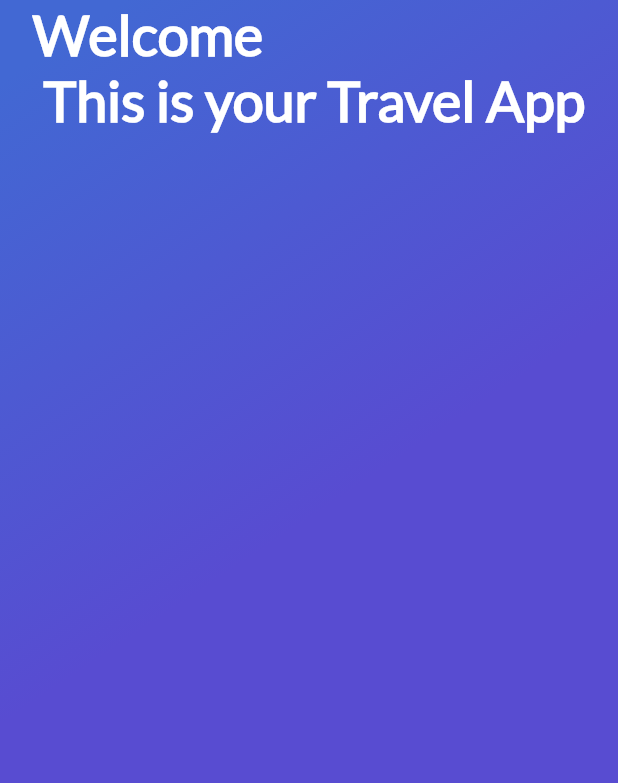
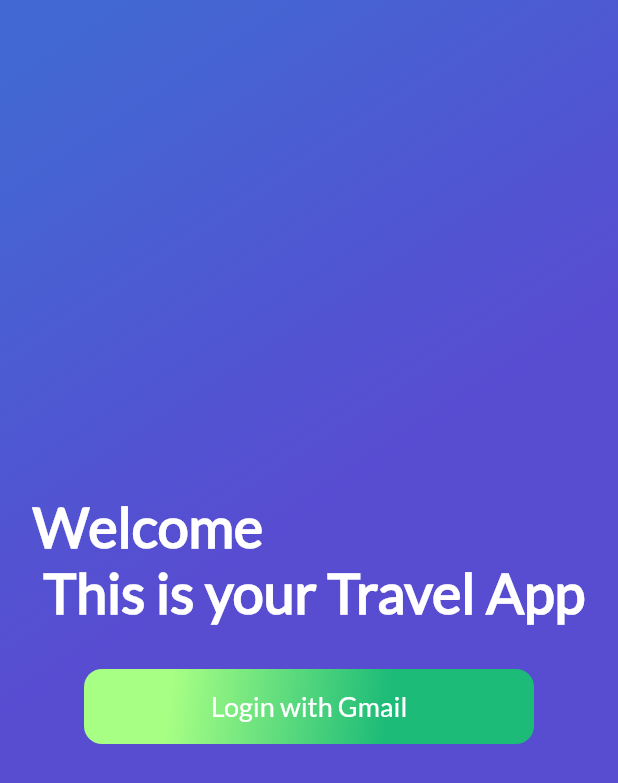
Before and after one commit to ricardo9407/flutter_avanzado_app, a Flutter app: the screen it shows after launch, on a phone screen of 412 x 824 dp. Shown: the top 783 px of the screen. Run offline on Flutter 3.47's test engine with Material 2 defaults, Android fonts, the phone set to English and light mode, and no system bars; missing offline and left inert: generic_bloc_provider.

Commit message:
Se agrego el boton de inicio de sesion y se arreglo el margen del titulo

```diff
--- a/lib/User/ui/screens/sign_in_screen.dart
+++ b/lib/User/ui/screens/sign_in_screen.dart
@@ -1,5 +1,6 @@
 import 'package:flutter/material.dart';
 import 'package:flutter_avanzado_app/Widget/gradient_back.dart';
+import 'package:flutter_avanzado_app/Widget/button_green.dart';
 
 class SignInScreen extends StatefulWidget {
   @override
@@ -25,13 +26,20 @@ class _SignInScreen extends State<SignInScreen> {
         children: <Widget>[
           GradientBack("", null),
           Column(
+            mainAxisAlignment: MainAxisAlignment.center,
             children: <Widget>[
               Text("Welcome \n This is your Travel App",
                   style: TextStyle(
                       fontSize: 37.0,
                       fontFamily: "Lato",
                       color: Colors.white,
-                      fontWeight: FontWeight.bold))
+                      fontWeight: FontWeight.bold)),
+              ButtonGreen(
+                text: "Login with Gmail",
+                onPressed: () {},
+                width: 300.0,
+                height: 50.0,
+              )
             ],
           )
         ],
--- /dev/null
+++ b/lib/Widget/button_green.dart
@@ -0,0 +1,54 @@
+import 'package:flutter/cupertino.dart';
+
+import 'package:flutter/material.dart';
+
+// ignore: must_be_immutable
+class ButtonGreen extends StatefulWidget {
+  final String text;
+  double width = 0.0;
+  double height = 0.0;
+  final VoidCallback onPressed;
+  ButtonGreen(
+      {Key key,
+      @required this.text,
+      @required this.onPressed,
+      this.height,
+      this.width});
+  @override
+  State<StatefulWidget> createState() {
+    // ignore: todo
+    // TODO: implement createState
+    return _ButtonGreen();
+  }
+}
+
+class _ButtonGreen extends State<ButtonGreen> {
+  @override
+  Widget build(BuildContext context) {
+    // ignore: todo
+    // TODO: implement build
+    return InkWell(
+      onTap: widget.onPressed,
+      child: Container(
+        margin: EdgeInsets.only(top: 30.0, left: 20.0, right: 20.0),
+        width: widget.width,
+        height: widget.height,
+        decoration: BoxDecoration(
+            borderRadius: BorderRadius.circular(12.0),
+            gradient: LinearGradient(
+                colors: [Color(0xFFa7ff84), Color(0xFF1cbb78)],
+                begin: FractionalOffset(0.2, 0.0),
+                end: FractionalOffset(1.0, 0.6),
+                stops: [0.0, 0.6],
+                tileMode: TileMode.clamp)),
+        child: Center(
+          child: Text(
+            widget.text,
+            style: TextStyle(
+                fontSize: 18.0, fontFamily: "Lato", color: Colors.white),
+          ),
+        ),
+      ),
+    );
+  }
+}
```
